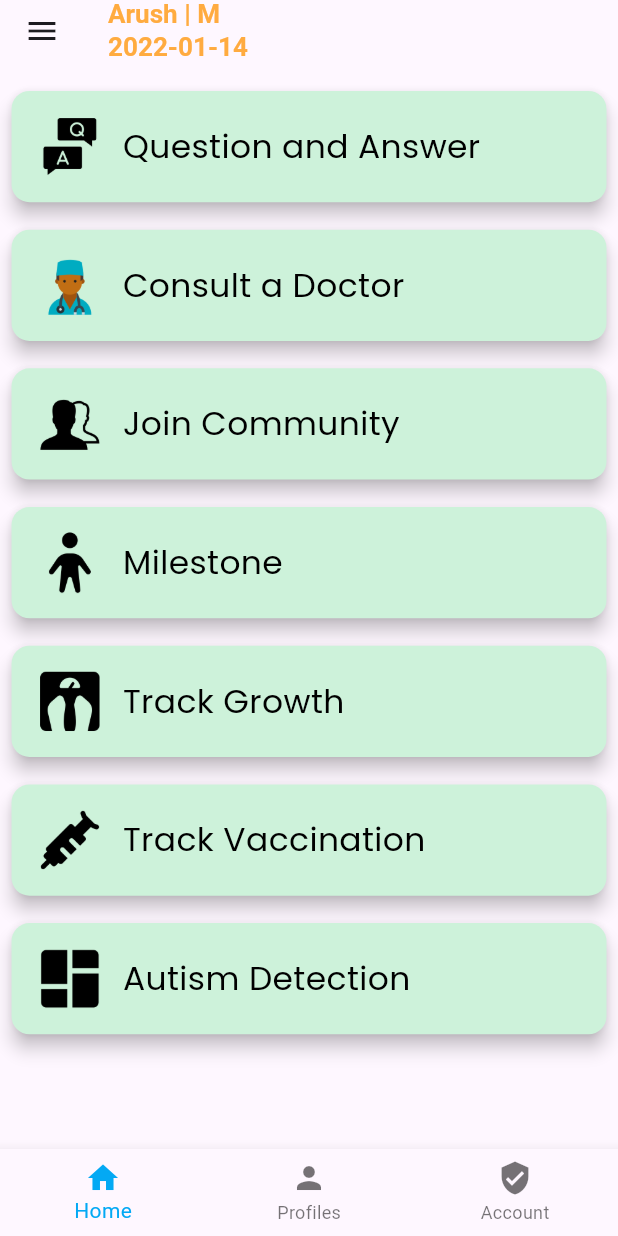
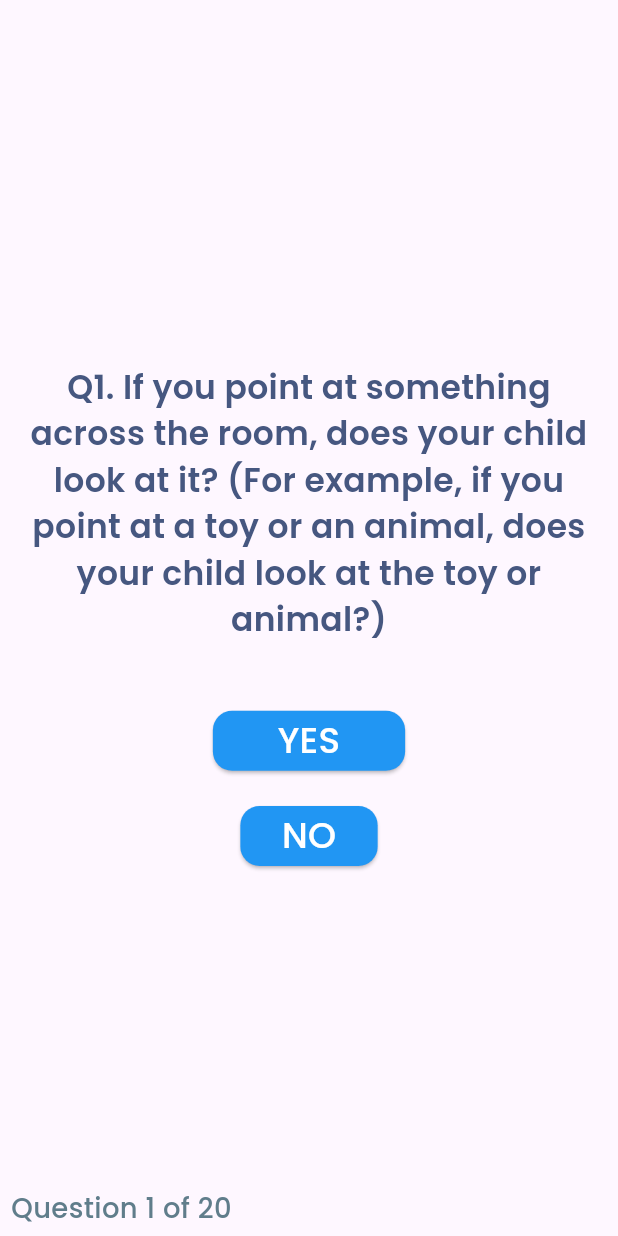
Before and after one commit to arush-shri/babynamaRecreation, a Flutter app: the screen it shows after launch, after a tap on "Autism Detection", on a phone screen of 412 x 824 dp. Run offline on Flutter 3.47's test engine with Material 3 defaults, Android fonts, the light colour scheme and no system bars; our stand-ins replace flutter_screenutil, google_fonts.

Commit message:
autism test page done

```diff
--- /dev/null
+++ b/lib/autism_test_page.dart
@@ -0,0 +1,194 @@
+import 'dart:math';
+
+import 'package:flutter/material.dart';
+import 'package:flutter_screenutil/flutter_screenutil.dart';
+import 'package:google_fonts/google_fonts.dart';
+
+class AutismTestPage extends StatefulWidget {
+  const AutismTestPage({super.key});
+
+  @override
+  State<AutismTestPage> createState() => _AutismTestPageState();
+}
+
+class _AutismTestPageState extends State<AutismTestPage> {
+
+  List<bool> answers = [true, false, true, true, true, true, true, true, true, true, true, true, true, true, true, true, true, false, true,  true];
+  List<String> autismQuestions = [
+    "If you point at something across the room, does your child look at it? (For example, if you point at a toy or an animal, does your child look at the toy or animal?)",
+    "Have you ever wondered if your child might be deaf? (For example, if your child does not respond to sounds or their name being called)",
+    "Does your child play pretend or make-believe? (For example, pretend to drink from an empty cup, pretend to talk on a phone, or pretend to feed a doll or stuffed animal)",
+    "Does your child like climbing on things? (For example, furniture, playground equipment, or stairs)",
+    "Does your child make unusual finger movements near his or her eyes? (For example, does your child wiggle his or her fingers close to his or her eyes?)",
+    "Does your child point with one finger to ask for something or to get help? (For example, pointing to a snack or toy that is out of reach)",
+    "Does your child point with one finger to show you something interesting? (For example, pointing to an airplane in the sky or a big truck in the road)",
+    "Is your child interested in other children? (For example, does your child watch other children, smile at them, or go to them?)",
+    "Does your child show you things by bringing them to you or holding them up for you to see – not to get help, but just to share? (For example, showing you a flower, a stuffed animal, or a toy truck)",
+    "Does your child respond when you call his or her name? (For example, does he or she look up, talk or babble, or stop what he or she is doing when you call his or her name?)",
+    "When you smile at your child, does he or she smile back at you?",
+    "Does your child get upset by everyday noises? (For example, a vacuum cleaner or loud music)",
+    "Does your child walk?",
+    "Does your child look you in the eye when you are talking to him or her, playing with him or her, or dressing him or her?",
+    "Does your child try to copy what you do? (For example, wave bye-bye, clap, or make a funny noise when you do)",
+    "If you turn your head to look at something, does your child look around to see what you are looking at?",
+    "Does your child try to get you to watch him or her? (For example, does your child look at you for praise, or say 'look' or 'watch me')",
+    "Does your child understand when you tell him or her to do something? (For example, if you don’t point, can your child understand 'put the book on the chair' or 'bring me the blanket')",
+    "If something new happens, does your child look at your face to see how you feel about it? (For example, if he or she hears a strange or funny noise, or sees a new toy, will he or she look at your face?)",
+    "Does your child like movement activities? (For example, being swung or bounced on your knee)",
+  ];
+
+  double autismPercent = 0.0;
+  int index = 0;
+  PageController pageController = PageController();
+
+  @override
+  Widget build(BuildContext context) {
+    Color randomColor = generateRandomColor();
+
+    return ScreenUtilInit(
+      designSize: const Size(450,800),
+      builder: (context, child){
+        return Scaffold(
+          body: Stack(
+            children: [
+              PageView.builder(
+                controller: pageController,
+                itemCount: autismQuestions.length,
+                onPageChanged: (int page) {
+                  setState(() {
+                    index = page;
+                  });
+                },
+                itemBuilder: (context, index) {
+                  return Column(
+                    mainAxisAlignment: MainAxisAlignment.center,
+                    children: [
+                      Padding(
+                        padding: EdgeInsets.symmetric(horizontal: 8.w),
+                        child: Text(
+                          "Q${index+1}. ${autismQuestions[index]}",
+                          style: GoogleFonts.poppins(
+                            textStyle: TextStyle(
+                              fontSize: 24.sp,
+                              color: randomColor,
+                              fontWeight: FontWeight.w600,
+                            ),
+                          ),
+                          textAlign: TextAlign.center,
+                        ),
+                      ),
+                      SizedBox(height: 40.h),
+                      ElevatedButton(
+                        style: ElevatedButton.styleFrom(
+                          backgroundColor: Colors.blue,
+                          fixedSize: Size(140.w, 30.h),
+                          shape: RoundedRectangleBorder(
+                            borderRadius: BorderRadius.circular(14.w),
+                          ),
+                        ),
+                        onPressed: () {
+                          if(!answers[index]){
+                            autismPercent += 5;
+                          }
+                          if (index < autismQuestions.length - 1){
+                            pageController.nextPage(
+                              duration: const Duration(milliseconds: 500),
+                              curve: Curves.easeInOut,
+                            );
+                          }
+                          randomColor = generateRandomColor();
+                        },
+                        child: Text(
+                          'YES',
+                          style: GoogleFonts.poppins(
+                            textStyle: TextStyle(
+                              fontSize: 26.sp,
+                              color: Colors.white,
+                              fontWeight: FontWeight.w500,
+                            ),
+                          ),
+                          textAlign: TextAlign.center,
+                        ),
+                      ),
+                      SizedBox(height: 15.h),
+                      ElevatedButton(
+                        style: ElevatedButton.styleFrom(
+                          backgroundColor: Colors.blue,
+                          fixedSize: Size(100.w, 30.h),
+                          shape: RoundedRectangleBorder(
+                            borderRadius: BorderRadius.circular(14.w),
+                          ),
+                        ),
+                        onPressed: () {
+                          if(answers[index]){
+                            autismPercent += 5;
+                          }
+                          if (index < autismQuestions.length - 1){
+                            pageController.nextPage(
+                              duration: const Duration(milliseconds: 500),
+                              curve: Curves.easeInOut,
+                            );
+                          }
+                          randomColor = generateRandomColor();
+                        },
+                        child: Text(
+                          'NO',
+                          style: GoogleFonts.poppins(
+                            textStyle: TextStyle(
+                              fontSize: 26.sp,
+                              color: Colors.white,
+                              fontWeight: FontWeight.w500,
+                            ),
+                          ),
+                          textAlign: TextAlign.center,
+                        ),
+                      ),
+                    ],
+                  );
+                },
+              ),
+              Positioned(
+                bottom: 0,
+                left: 0,
+                child: Column(
+                  crossAxisAlignment: CrossAxisAlignment.start,
+                  children: [
+                    Padding(
+                        padding: EdgeInsets.symmetric(horizontal: 8.w),
+                      child: Text(
+                        'Question ${index+1} of 20',
+                        style: GoogleFonts.poppins(
+                          textStyle: TextStyle(
+                            fontSize: 20.sp,
+                            color: Colors.blueGrey,
+                            fontWeight: FontWeight.w500,
+                          ),
+                        ),
+                        textAlign: TextAlign.center,
+                      ),
+                    ),
+                    Container(
+                      height: 6.h,
+                      width: index * 0.0526315789473684 * 450.w,
+                      color: Colors.green,
+                    )
+                  ],
+                ),
+              ),
+            ],
+          ),
+        );
+      },
+    );
+
+  }
+
+  Color generateRandomColor() {
+    final random = Random();
+    final int red = 50 + random.nextInt(100);
+    final int green = 50 + random.nextInt(100);
+    final int blue = 50 + random.nextInt(100);
+
+    return Color.fromRGBO(red, green, blue, 1.0);
+  }
+}
--- a/lib/main.dart
+++ b/lib/main.dart
@@ -1,3 +1,4 @@
+import 'package:babynama/autism_test_page.dart';
 import 'package:babynama/consult_page.dart';
 import 'package:babynama/file_handler.dart';
 import 'package:babynama/qna_page.dart';
@@ -214,7 +215,9 @@ class _MyAppState extends State<MyApp> {
                       title: 'Autism Detection',
                       imageString: 'images/autism.png',
                       onPressed: () {
-                        // Add logic for Autism Detection
+                        Navigator.push(context,
+                          MaterialPageRoute(builder: (context) => const AutismTestPage())
+                        );
                       },
                       cardColor: Colors.blueAccent,
                     ),
--- a/lib/qna_page.dart
+++ b/lib/qna_page.dart
@@ -105,7 +105,6 @@ class _AskQuestionsPageState extends State<AskQuestionsPage> {
                     });
                   },
                   children: [
-                    // Page 1 content
                     Center(
                       child: Padding(
                         padding: EdgeInsets.symmetric(horizontal: 18.w),
```
